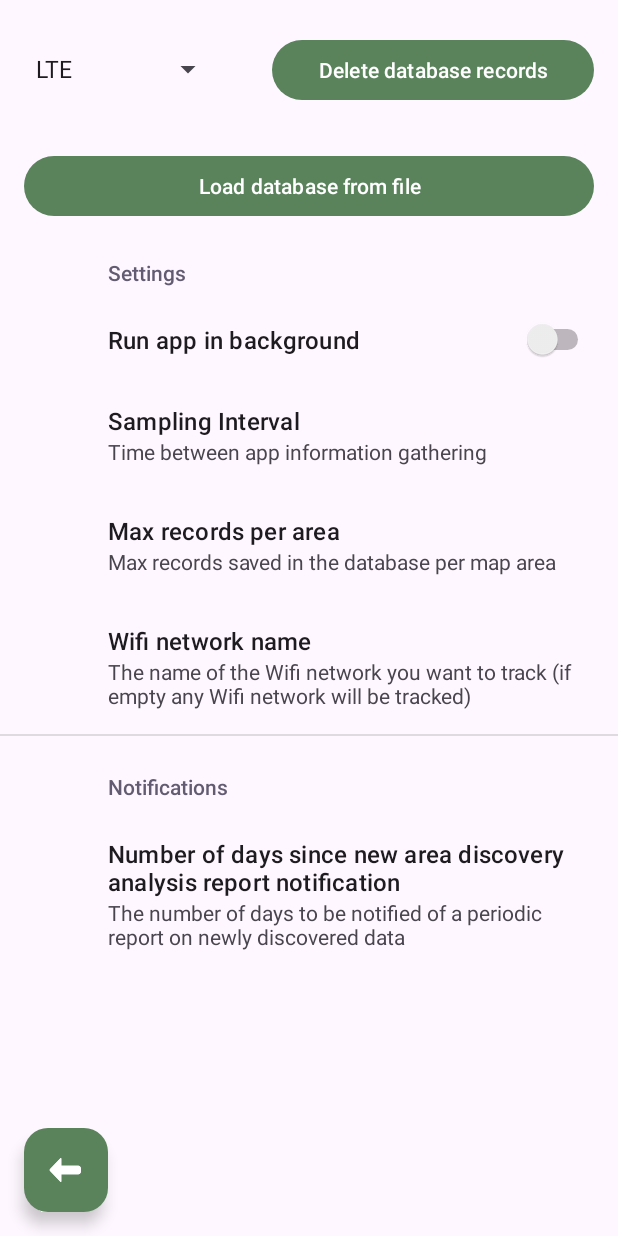
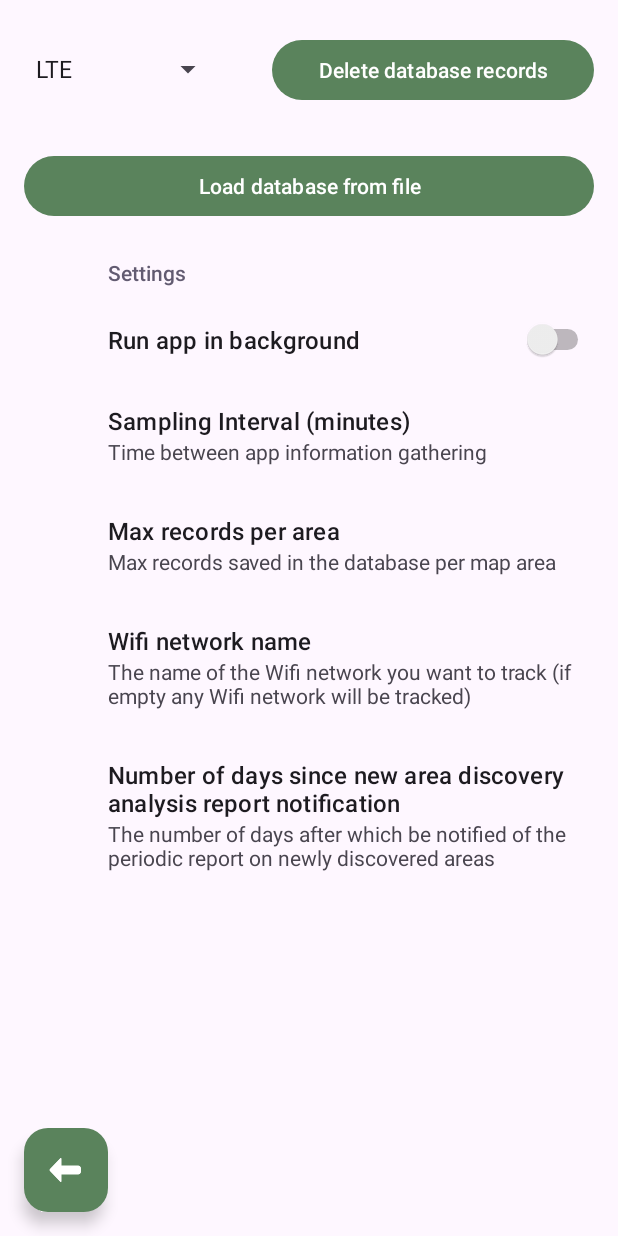
Before and after one commit to fm0989/unibo-66860-LAM, an Android app: the OptionActivity screen opened directly, with no data from a screen before it, on a phone screen of 412 x 824 dp. Run offline under Robolectric (Android 15) with nearby library versions, the light colour scheme and no system bars; our stand-ins replace Room's generated code, androidx.preference.

Commit message:
Funziona praticamente tutto added notifica report + nuova query correzione bug

```diff
--- a/app/src/main/java/com/example/prjlam/Utils.java
+++ b/app/src/main/java/com/example/prjlam/Utils.java
@@ -21,7 +21,7 @@ public abstract class Utils {
     public final static double halfHeight = 180 / NTILES / 2;//180 LAT
 
     public static final CharSequence BACKGROUND_NOTIFICATION_NAME = "BackgroundServiceChannel";
-
+    public static final CharSequence REPORT_NOTIFICATION_NAME = "NewAreasReportChannel";
     public static final int MY_LOCATION_PERMISSION_REQUEST_CODE = 1;
     public static final int NETWORK_PERMISSION_REQUEST_CODE = 2;
     public static final int WIFI_PERMISSION_REQUEST_CODE = 3;
--- a/app/src/main/java/com/example/prjlam/db/MapRepository.java
+++ b/app/src/main/java/com/example/prjlam/db/MapRepository.java
@@ -10,6 +10,7 @@ public class MapRepository {
 
     private MapTileDao mMapTileDao;
     private MutableLiveData<List<MapTile>> searchedMapTiles = new MutableLiveData<>();
+    private MutableLiveData<List<MapTile>> searchedRecentMapTiles = new MutableLiveData<>();
 
     MapRepository (Application app) {
         MapRoomDatabase db = MapRoomDatabase.getDatabase(app);
@@ -18,6 +19,9 @@ public class MapRepository {
 
     MutableLiveData<List<MapTile>> getSearchResults() {
         return searchedMapTiles;
+    }
+    MutableLiveData<List<MapTile>> getSearchRecentResults() {
+        return searchedRecentMapTiles;
     }
     // LiveData queries within Room are automatically executed in background
     void searchMapTiles(int type,double minlatitude, double minlongitude, double maxlatitude, double maxlongitude) {
@@ -51,4 +55,9 @@ public class MapRepository {
             mMapTileDao.deleteType(type);
         });
     }
+    void getNewDiscoveredTiles(long starting){
+        MapRoomDatabase.databaseWriteExecutor.execute(() -> {
+            searchedRecentMapTiles.postValue(mMapTileDao.getNewDiscoveredTiles(starting));
+        });
+    }
 }
--- a/app/src/main/java/com/example/prjlam/db/MapTile.java
+++ b/app/src/main/java/com/example/prjlam/db/MapTile.java
@@ -4,11 +4,8 @@ import androidx.annotation.NonNull;
 import androidx.room.ColumnInfo;
 import androidx.room.Entity;
 
-//import com.google.gson.annotations.SerializedName;
-
 @Entity(tableName = "map_tiles_table",primaryKeys = {"latitude","longitude","type","date"})
 public class MapTile {
-    //@SerializedName("title")  retrofit
     @NonNull
     @ColumnInfo(name = "latitude")
     public double latitude;
--- a/app/src/main/java/com/example/prjlam/db/MapTileDao.java
+++ b/app/src/main/java/com/example/prjlam/db/MapTileDao.java
@@ -24,4 +24,6 @@ public interface MapTileDao {
     @Query("SELECT * FROM map_tiles_table WHERE type=:type AND latitude>=:minlatitude AND latitude<=:maxlatitude AND ((longitude>=:minlongitude AND longitude<180) OR " +
             "(longitude<=:maxlongitude AND longitude>-180)) ORDER BY date DESC")
     List<MapTile> getPacmanPointTiles(int type,double minlatitude, double minlongitude, double maxlatitude, double maxlongitude);
+    @Query("SELECT * FROM map_tiles_table as A WHERE NOT EXISTS (SELECT * FROM map_tiles_table as B WHERE A.longitude=B.longitude AND A.latitude=B.latitude AND date < :starting)")
+    List<MapTile> getNewDiscoveredTiles(long starting);
 }
--- a/app/src/main/java/com/example/prjlam/db/TilesViewModel.java
+++ b/app/src/main/java/com/example/prjlam/db/TilesViewModel.java
@@ -12,17 +12,20 @@ public class TilesViewModel extends AndroidViewModel {
 
     private MapRepository mRepository;
     private MutableLiveData<List<MapTile>> searchedMapTiles;
+    private MutableLiveData<List<MapTile>> searchedRecentMapTiles;
 
 
     public TilesViewModel(@NonNull Application application) {
         super(application);
         mRepository = new MapRepository(application);
         searchedMapTiles = mRepository.getSearchResults();
+        searchedRecentMapTiles = mRepository.getSearchRecentResults();
     }
 
     public MutableLiveData<List<MapTile>> getSearchedTiles(){
         return searchedMapTiles;
     }
+    public MutableLiveData<List<MapTile>> getSearchedRecentTiles(){ return searchedRecentMapTiles; }
     public void searchMapTiles(int type,double minlatitude, double minlongitude, double maxlatitude, double maxlongitude){
         mRepository.searchMapTiles(type, minlatitude, minlongitude, maxlatitude, maxlongitude);
     }
@@ -33,5 +36,6 @@ public class TilesViewModel extends AndroidViewModel {
     public void deleteTile(MapTile tile){this.mRepository.deleteTile(tile);}
     public void deleteAll(){this.mRepository.deleteAll();}
     public void deleteType(int type){this.mRepository.deleteType(type);}
+    public void getNewDiscoveredTiles(long starting){this.mRepository.getNewDiscoveredTiles(starting);}
 
 }
--- a/app/src/main/res/layout/activity_option.xml
+++ b/app/src/main/res/layout/activity_option.xml
@@ -55,7 +55,7 @@
     </LinearLayout>
 
     <androidx.fragment.app.FragmentContainerView
-        android:id="@+id/fragmentContainerView"
+        android:id="@+id/fragmentOptions"
         android:name="com.example.prjlam.SettingsFragment"
         android:layout_width="0dp"
         android:layout_height="0dp"
--- a/app/src/main/res/values/strings.xml
+++ b/app/src/main/res/values/strings.xml
@@ -31,10 +31,10 @@
     <string name="settbg">Run app in background</string>
     <string name="settmaxrecord">Max records per area</string>
     <string name="settmaxrecord_summ">Max records saved in the database per map area</string>
-    <string name="settsamplingtime">Sampling Interval</string>
+    <string name="settsamplingtime">Sampling Interval (minutes)</string>
     <string name="settsamplingtime_summ">Time between app information gathering</string>
     <string name="settssid">Wifi network name</string>
     <string name="settssid_summ">The name of the Wifi network you want to track (if empty any Wifi network will be tracked)</string>
     <string name="settreport">Number of days since new area discovery analysis report notification</string>
-    <string name="settreport_summ">The number of days to be notified of a periodic report on newly discovered data</string>
+    <string name="settreport_summ">The number of days after which be notified of the periodic report on newly discovered areas</string>
 </resources>
--- a/app/src/main/res/xml/myprefs.xml
+++ b/app/src/main/res/xml/myprefs.xml
@@ -23,13 +23,11 @@
             android:key="myssid"
             android:summary="@string/settssid_summ"
             android:title="@string/settssid" />
-        <PreferenceCategory android:title="@string/notification">
-            <EditTextPreference
-                android:defaultValue="0"
-                android:dialogTitle="@string/settreport"
-                android:key="myreport"
-                android:summary="@string/settreport_summ"
-                android:title="@string/settreport" />
-        </PreferenceCategory>
+        <EditTextPreference
+            android:defaultValue="7"
+            android:dialogTitle="@string/settreport"
+            android:key="daysreport"
+            android:summary="@string/settreport_summ"
+            android:title="@string/settreport" />
     </PreferenceCategory>
 </PreferenceScreen>
```
Also changed, not shown: app/src/main/java/com/example/prjlam/BackgroundReceiver.java (+38 -23 lines), app/src/main/java/com/example/prjlam/GatheringService.java (+5 -5 lines), app/src/main/java/com/example/prjlam/MainActivity.java (+67 -37 lines), app/src/main/java/com/example/prjlam/OptionActivity.java (+19 -6 lines).
